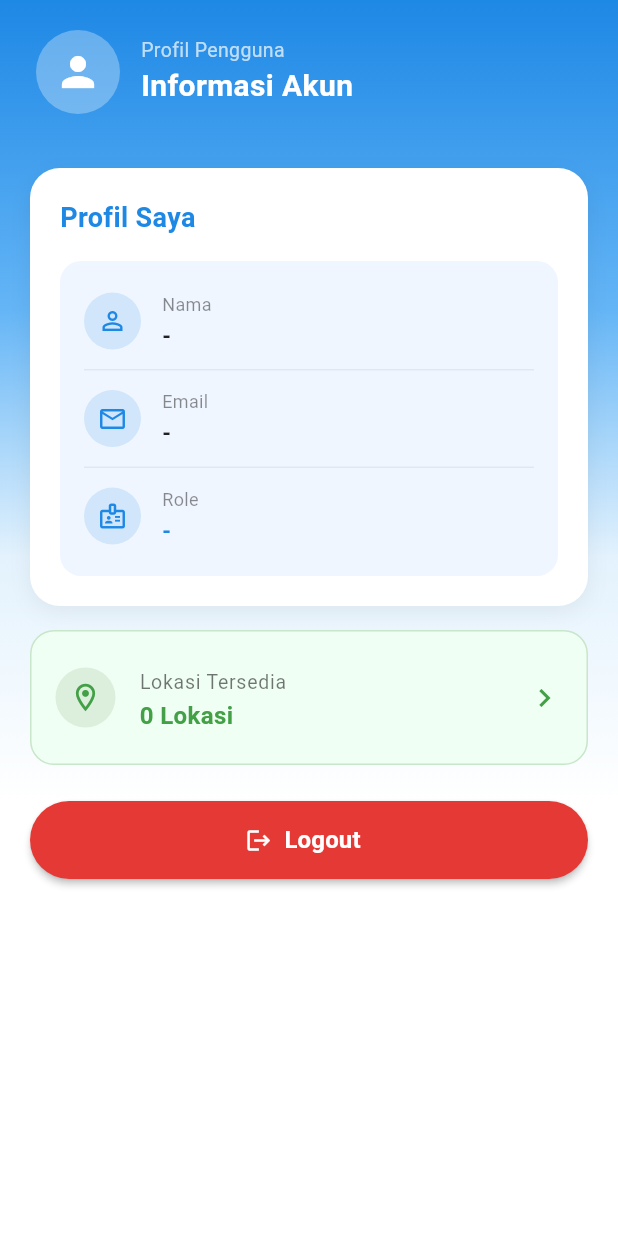
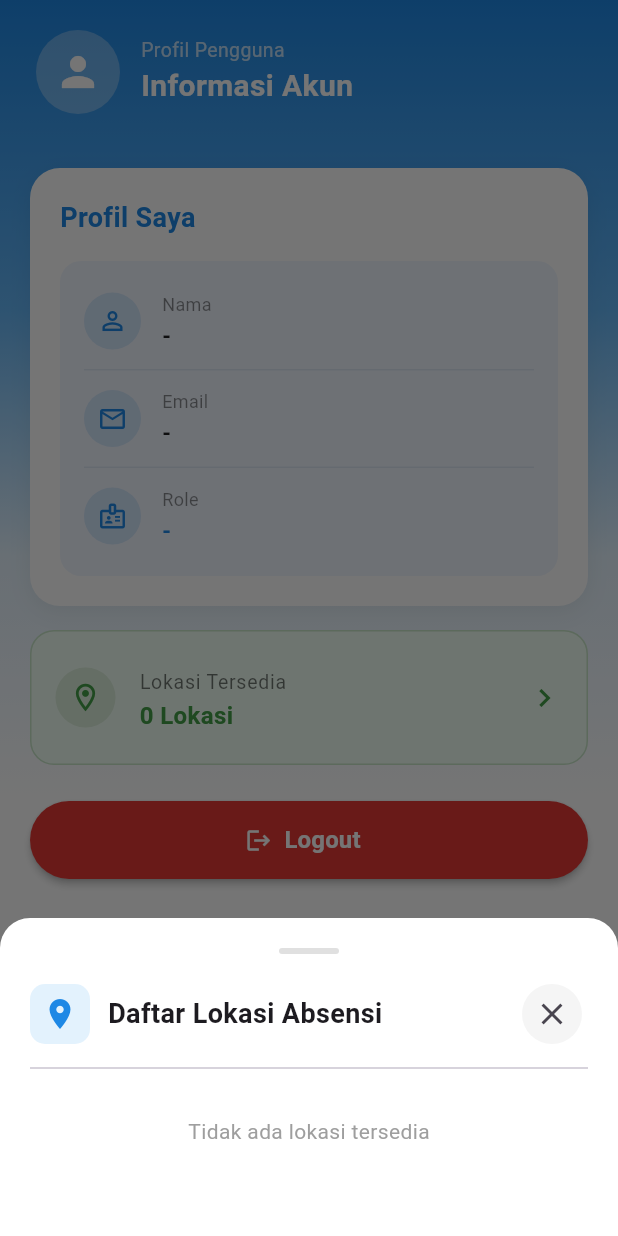
Before and after one commit to cocoleghari/absensi_frontend_flutter, a Flutter app: the ProfilPage screen opened directly, after a tap on "Lokasi Tersedia", on a phone screen of 412 x 824 dp. Run offline on Flutter 3.47's test engine with Material 3 defaults, Android fonts, the phone set to English and light mode, and no system bars; our stand-ins replace geolocator, get, get_storage, google_maps_flutter, image_picker; missing offline and left inert: google_mlkit_face_detection; accounts and stored records are empty; network calls fail; Roboto replaces fonts that are missing (Poppins).

Commit message:
jumat pagi

```diff
--- a/lib/controllers/admin_absensi_controller.dart
+++ b/lib/controllers/admin_absensi_controller.dart
@@ -8,9 +8,9 @@ import 'auth_controller.dart';
 class AdminAbsensiController extends GetxController {
   final auth = Get.find<AuthController>();
 
-  final String baseUrl = 'http://192.168.95.243:8000/api';
+  // final String baseUrl = 'http://192.168.95.243:8000/api';
   // final String baseUrl = 'http://192.168.137.1:8000/api';
-  // final String baseUrl = 'http://10.0.2.2:8000/api';
+  final String baseUrl = 'http://10.0.2.2:8000/api';
 
   var semuaAbsensi = <Map<String, dynamic>>[].obs;
   var semuaUsers = <Map<String, dynamic>>[].obs;
--- a/lib/controllers/user_lokasi_controller.dart
+++ b/lib/controllers/user_lokasi_controller.dart
@@ -117,8 +117,8 @@ class UserLokasiController extends GetxController {
       if (response.statusCode == 200) {
         final dynamic data = jsonDecode(response.body);
 
-        if (data is List) {
-          userLokasis.value = List<Map<String, dynamic>>.from(data);
+        if (data is Map && data['data'] is List) {
+          userLokasis.value = List<Map<String, dynamic>>.from(data['data']);
           print('Lokasi ditemukan: ${userLokasis.length} data');
 
           if (userLokasis.isEmpty) {
@@ -797,4 +797,129 @@ class UserLokasiController extends GetxController {
     print('Submitting: $isSubmitting');
     print('=' * 50);
   }
+
+  void showLokasiBottomSheet(BuildContext context) {
+    showModalBottomSheet(
+      context: context,
+      isScrollControlled: true,
+      backgroundColor: Colors.transparent,
+      builder: (_) => Container(
+        decoration: const BoxDecoration(
+          color: Colors.white,
+          borderRadius: BorderRadius.vertical(top: Radius.circular(20)),
+        ),
+        padding: const EdgeInsets.all(20),
+        child: Column(
+          mainAxisSize: MainAxisSize.min,
+          children: [
+            // Handle bar
+            Container(
+              width: 40,
+              height: 4,
+              decoration: BoxDecoration(
+                color: Colors.grey[300],
+                borderRadius: BorderRadius.circular(2),
+              ),
+            ),
+            const SizedBox(height: 16),
+
+            // Header
+            Row(
+              children: [
+                Container(
+                  padding: const EdgeInsets.all(8),
+                  decoration: BoxDecoration(
+                    color: const Color(0xFFE3F2FD),
+                    borderRadius: BorderRadius.circular(10),
+                  ),
+                  child: const Icon(
+                    Icons.location_on,
+                    color: Color(0xFF1E88E5),
+                    size: 24,
+                  ),
+                ),
+                const SizedBox(width: 12),
+                const Text(
+                  'Daftar Lokasi Absensi',
+                  style: TextStyle(fontSize: 18, fontWeight: FontWeight.bold),
+                ),
+                const Spacer(),
+                IconButton(
+                  onPressed: () => Get.back(),
+                  icon: const Icon(Icons.close),
+                  style: IconButton.styleFrom(
+                    backgroundColor: Colors.grey[100],
+                  ),
+                ),
+              ],
+            ),
+
+            const Divider(height: 24),
+
+            // List lokasi
+            Obx(
+              () => userLokasis.isEmpty
+                  ? const Padding(
+                      padding: EdgeInsets.all(20),
+                      child: Text(
+                        'Tidak ada lokasi tersedia',
+                        style: TextStyle(color: Colors.grey),
+                      ),
+                    )
+                  : ListView.separated(
+                      shrinkWrap: true,
+                      physics: const NeverScrollableScrollPhysics(),
+                      itemCount: userLokasis.length,
+                      separatorBuilder: (_, __) => const SizedBox(height: 8),
+                      itemBuilder: (_, index) {
+                        final lokasi = userLokasis[index];
+                        return Container(
+                          padding: const EdgeInsets.all(14),
+                          decoration: BoxDecoration(
+                            border: Border.all(color: Colors.grey[200]!),
+                            borderRadius: BorderRadius.circular(12),
+                          ),
+                          child: Row(
+                            children: [
+                              const Icon(
+                                Icons.location_on_outlined,
+                                color: Colors.grey,
+                                size: 20,
+                              ),
+                              const SizedBox(width: 12),
+                              Expanded(
+                                child: Column(
+                                  crossAxisAlignment: CrossAxisAlignment.start,
+                                  children: [
+                                    Text(
+                                      lokasi['lokasi'] ?? '-',
+                                      style: const TextStyle(
+                                        fontWeight: FontWeight.w600,
+                                        fontSize: 15,
+                                      ),
+                                    ),
+                                    const SizedBox(height: 2),
+                                    Text(
+                                      lokasi['koordinat'] ?? '-',
+                                      style: TextStyle(
+                                        color: Colors.grey[500],
+                                        fontSize: 12,
+                                      ),
+                                    ),
+                                  ],
+                                ),
+                              ),
+                            ],
+                          ),
+                        );
+                      },
+                    ),
+            ),
+
+            const SizedBox(height: 20),
+          ],
+        ),
+      ),
+    );
+  }
 }
--- a/lib/pages/user/user_page/profil_page.dart
+++ b/lib/pages/user/user_page/profil_page.dart
@@ -1,5 +1,4 @@
 import 'package:absensi_frontend_flutter/controllers/auth_controller.dart';
-import 'package:absensi_frontend_flutter/controllers/lokasi_controller.dart';
 import 'package:absensi_frontend_flutter/controllers/user_lokasi_controller.dart';
 import 'package:flutter/material.dart';
 import 'package:get/get.dart';
@@ -197,7 +196,8 @@ class ProfilPage extends StatelessWidget {
                                 fontSize: 13,
                               ),
                             ),
-                            subtitle: userlokasiController.isLoading.value
+                            subtitle: Obx(
+                              () => userlokasiController.isLoading.value
                                   ? const SizedBox(
                                       height: 16,
                                       width: 16,
@@ -206,8 +206,7 @@ class ProfilPage extends StatelessWidget {
                                         color: Color(0xFF43A047),
                                       ),
                                     )
-                                : Obx(
-                                    () => Text(
+                                  : Text(
                                       '${userlokasiController.userLokasis.length} Lokasi',
                                       style: const TextStyle(
                                         color: Color(0xFF43A047),
@@ -222,6 +221,9 @@ class ProfilPage extends StatelessWidget {
                             ),
                             onTap: () {
                               // Navigate to detail lokasi
+                              userlokasiController.showLokasiBottomSheet(
+                                context,
+                              );
                             },
                           ),
                         ),
```
Also changed, not shown: lib/pages/admin/pusat_lokasi/widget/pusat_lokasi_empty_widget.dart (added, +26 -0 lines), lib/pages/admin/pusat_lokasi/widget/pusat_lokasi_info_card.dart (added, +31 -0 lines). Lines whose indentation alone changed are shown as unchanged.
